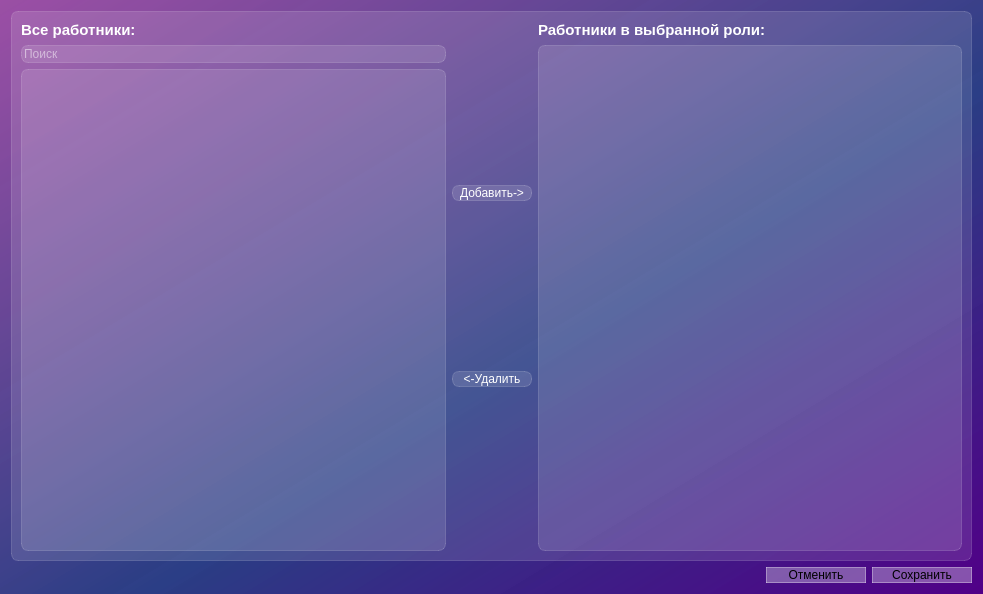
Above: app/ui/edit_employes_in_role_dialog.ui from KhvatikG/salary-reader before the change. Below: the same form after it.
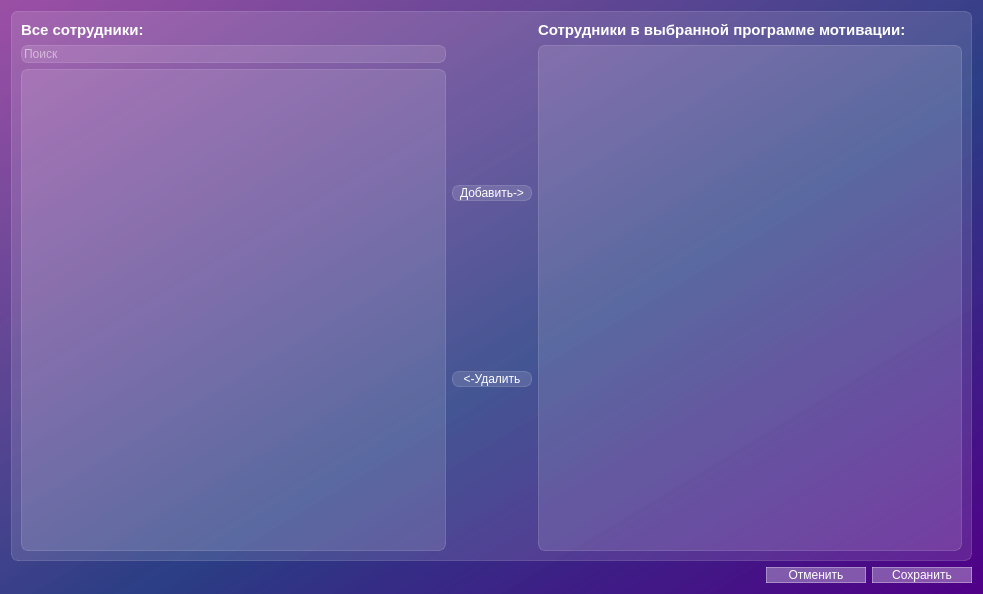
That is the form after the change.

Commit message: add sort to table_role_employees and set stylesheet

What changed in the file:
```diff
--- a/app/ui/edit_employes_in_role_dialog.ui
+++ b/app/ui/edit_employes_in_role_dialog.ui
@@ -15,7 +15,8 @@
   </property>
   <property name="styleSheet">
    <string notr="true">background-color: qlineargradient(spread:pad, x1:1, y1:1, x2:0, y2:0, stop:0 rgba(81, 0, 135, 255), stop:0.427447 rgba(41, 61, 132, 235), stop:1 rgba(155, 79, 165, 255));
-</string>
+
+color: white;</string>
   </property>
   <layout class="QGridLayout" name="gridLayout">
    <item row="0" column="0" colspan="4">
@@ -39,7 +40,7 @@
 border: none;</string>
           </property>
           <property name="text">
-           <string>Все работники:</string>
+           <string>Все сотрудники:</string>
           </property>
          </widget>
         </item>
@@ -143,7 +144,7 @@
 border: none;</string>
           </property>
           <property name="text">
-           <string>Работники в выбранной роли:</string>
+           <string>Сотрудники в выбранной программе мотивации:</string>
           </property>
          </widget>
         </item>
```
Left out of the diff: 38 changed lines with no effect on the pictures. The commit also changes 2 other files.
